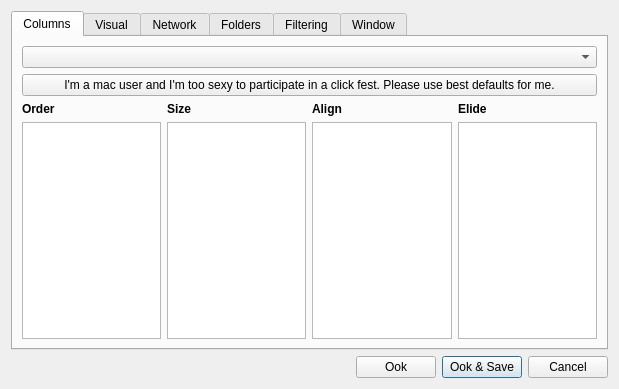
mojmir-svoboda/DbgToolkit, file trace_server/settings.ui: the form before one commit.
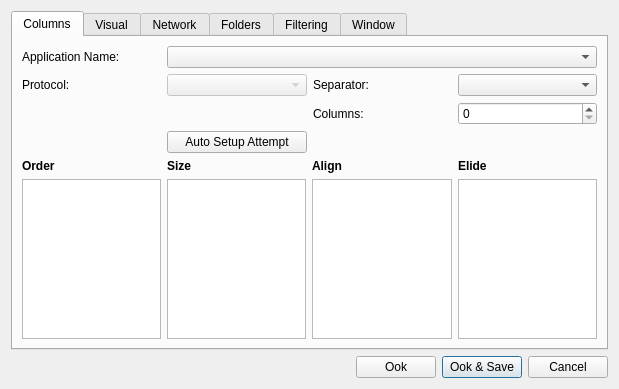
The form after the commit. The open tabs and pages were chosen to show the change.

Commit message: + setup csv

Diff of the .ui file:
```diff
--- a/trace_server/settings.ui
+++ b/trace_server/settings.ui
@@ -24,7 +24,7 @@
        <string>Columns</string>
       </attribute>
       <layout class="QGridLayout" name="gridLayout_3">
-       <item row="2" column="0">
+       <item row="5" column="0">
         <layout class="QGridLayout" name="gridColumns">
          <item row="1" column="3">
           <widget class="QListView" name="listViewColumnSetup">
@@ -130,17 +130,69 @@
         </layout>
        </item>
        <item row="0" column="0">
-        <widget class="QComboBox" name="comboBoxApp"/>
-       </item>
-       <item row="1" column="0">
-        <widget class="QPushButton" name="macUserButton">
-         <property name="toolTip">
-          <string>...!</string>
-         </property>
-         <property name="text">
-          <string>I'm a mac user and I'm too sexy to participate in a click fest. Please use best defaults for me.</string>
-         </property>
-        </widget>
+        <layout class="QGridLayout" name="gridLayout_8">
+         <item row="4" column="2">
+          <widget class="QPushButton" name="macUserButton">
+           <property name="toolTip">
+            <string>...!</string>
+           </property>
+           <property name="text">
+            <string>Auto Setup Attempt</string>
+           </property>
+          </widget>
+         </item>
+         <item row="4" column="0">
+          <widget class="QLabel" name="label_19">
+           <property name="text">
+            <string/>
+           </property>
+          </widget>
+         </item>
+         <item row="1" column="0">
+          <widget class="QLabel" name="label_20">
+           <property name="text">
+            <string>Protocol:</string>
+           </property>
+          </widget>
+         </item>
+         <item row="1" column="2">
+          <widget class="QComboBox" name="protocolComboBox">
+           <property name="enabled">
+            <bool>false</bool>
+           </property>
+          </widget>
+         </item>
+         <item row="1" column="3">
+          <widget class="QLabel" name="label_22">
+           <property name="text">
+            <string>Separator:</string>
+           </property>
+          </widget>
+         </item>
+         <item row="1" column="4">
+          <widget class="QComboBox" name="separatorComboBox"/>
+         </item>
+         <item row="0" column="0">
+          <widget class="QLabel" name="label_15">
+           <property name="text">
+            <string>Application Name:</string>
+           </property>
+          </widget>
+         </item>
+         <item row="0" column="2" colspan="3">
+          <widget class="QComboBox" name="appNameComboBox"/>
+         </item>
+         <item row="2" column="4">
+          <widget class="QSpinBox" name="columnCountSpinBox"/>
+         </item>
+         <item row="2" column="3">
+          <widget class="QLabel" name="label_21">
+           <property name="text">
+            <string>Columns:</string>
+           </property>
+          </widget>
+         </item>
+        </layout>
        </item>
       </layout>
      </widget>
```
Left out of the diff: 2 changed lines with no effect on the pictures. The commit also changes 7 other files.
